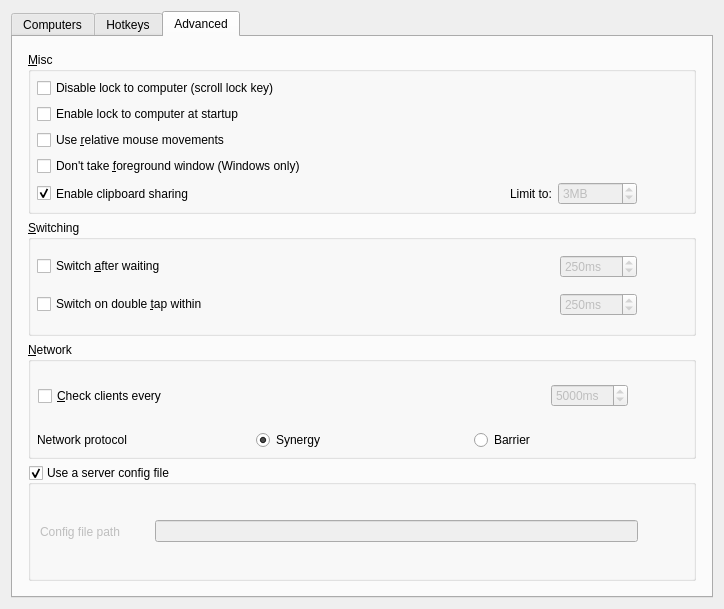
deskflow/deskflow, file src/lib/gui/dialogs/ServerConfigDialog.ui: the form before one commit.
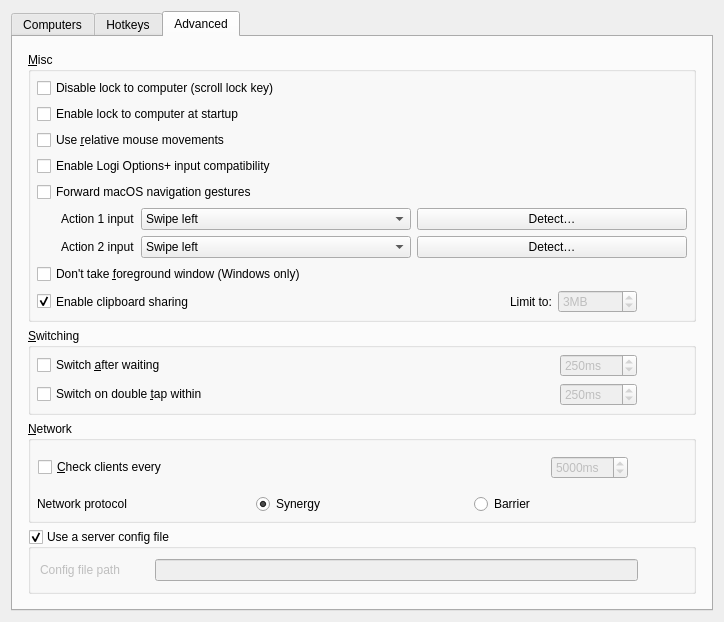
The form after the commit. The open tabs and pages were chosen to show the change. Icons and pictures are not drawn. Custom widgets are drawn as their Qt base class.

Commit message:
feat(macos): add optional Options+ input compatibility and cursor smoothing
Adapt the community navigation work to current Deskflow, forward Options+ middle clicks and physical Shift releases, and expose opt-in controls with regression coverage. Keep AWDL suppression in an explicitly installed, separately privileged helper.

Navigation capture and direction mappings adapted from andy5090/deskflow-andy-custom (3d59f and fb97e555baad7b4d23543a0c0e925fdbc77d3621).

```diff
--- a/src/lib/gui/dialogs/ServerConfigDialog.ui
+++ b/src/lib/gui/dialogs/ServerConfigDialog.ui
@@ -367,6 +367,76 @@
             </property>
            </widget>
           </item>
+          <item>
+           <widget class="QCheckBox" name="cbMacOptionsCompatibility">
+            <property name="text"><string>Enable Logi Options+ input compatibility</string></property>
+            <property name="toolTip"><string>Forward Options+ middle clicks to the client and keep local Shift releases synchronized after switching computers.</string></property>
+           </widget>
+          </item>
+          <item>
+           <widget class="QCheckBox" name="cbMacNavigationGestures">
+            <property name="text">
+             <string>Forward macOS navigation gestures</string>
+            </property>
+            <property name="toolTip">
+             <string>Forwards selected macOS swipe gestures as configurable actions while controlling a client.</string>
+            </property>
+           </widget>
+          </item>
+          <item>
+           <widget class="QWidget" name="widgetMacNavigationGestureMappings" native="true">
+            <layout class="QFormLayout" name="formMacNavigationGestureMappings">
+             <property name="leftMargin"><number>24</number></property>
+             <property name="topMargin"><number>0</number></property>
+             <property name="rightMargin"><number>0</number></property>
+             <property name="bottomMargin"><number>0</number></property>
+             <item row="0" column="0">
+              <widget class="QLabel" name="labelMacNavigationAction1">
+               <property name="text"><string>Action 1 input</string></property>
+              </widget>
+             </item>
+             <item row="0" column="1">
+              <layout class="QHBoxLayout" name="layoutMacNavigationAction1">
+               <item>
+                <widget class="QComboBox" name="comboMacNavigationAction1">
+                 <item><property name="text"><string>Swipe left</string></property></item>
+                 <item><property name="text"><string>Swipe right</string></property></item>
+                 <item><property name="text"><string>Swipe up</string></property></item>
+                 <item><property name="text"><string>Swipe down</string></property></item>
+                </widget>
+               </item>
+               <item>
+                <widget class="QPushButton" name="buttonDetectMacNavigationAction1">
+                 <property name="text"><string>Detect…</string></property>
+                </widget>
+               </item>
+              </layout>
+             </item>
+             <item row="1" column="0">
+              <widget class="QLabel" name="labelMacNavigationAction2">
+               <property name="text"><string>Action 2 input</string></property>
+              </widget>
+             </item>
+             <item row="1" column="1">
+              <layout class="QHBoxLayout" name="layoutMacNavigationAction2">
+               <item>
+                <widget class="QComboBox" name="comboMacNavigationAction2">
+                 <item><property name="text"><string>Swipe left</string></property></item>
+                 <item><property name="text"><string>Swipe right</string></property></item>
+                 <item><property name="text"><string>Swipe up</string></property></item>
+                 <item><property name="text"><string>Swipe down</string></property></item>
+                </widget>
+               </item>
+               <item>
+                <widget class="QPushButton" name="buttonDetectMacNavigationAction2">
+                 <property name="text"><string>Detect…</string></property>
+                </widget>
+               </item>
+              </layout>
+             </item>
+            </layout>
+           </widget>
+          </item>
           <item>
            <widget class="QCheckBox" name="cbWin32KeepForeground">
             <property name="enabled">
```
The commit also changes 93 other files.
